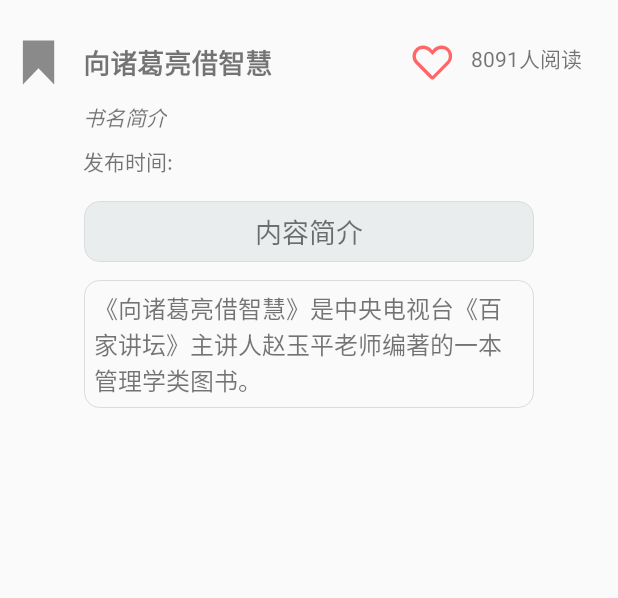
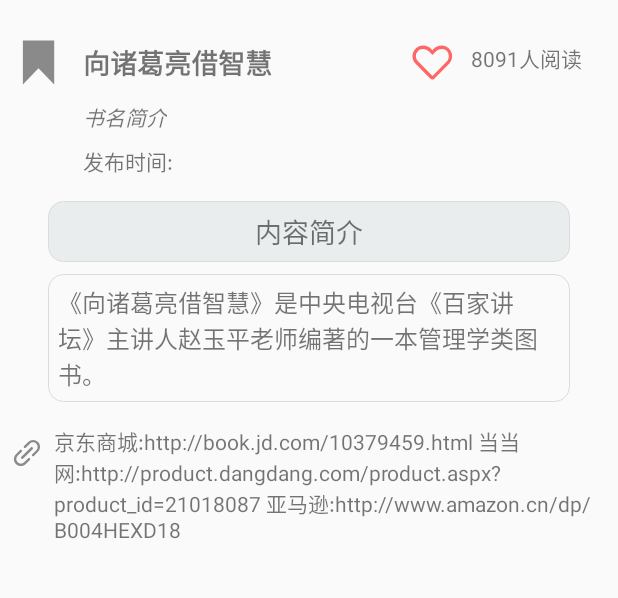
Before and after one commit to shuqian1/BookRecommendation, an Android app: the layout details_fragment.xml on its own in the app's theme, with its tools: preview values and no code run, on a phone screen of 412 x 824 dp, the part 312-910 px from its top. Run offline under Robolectric (Android 15) with nearby library versions, the phone set to English and light mode, and no system bars; network calls fail.

Commit message:
modify layout

```diff
--- a/app/src/main/res/layout/book_item.xml
+++ b/app/src/main/res/layout/book_item.xml
@@ -39,12 +39,15 @@
 
         <TextView
             android:id="@+id/textView2"
-            android:layout_width="280dp"
+            android:layout_width="0dp"
             android:layout_height="wrap_content"
             android:layout_marginTop="8dp"
+            android:layout_marginEnd="24dp"
+            android:layout_marginRight="24dp"
             android:ellipsize="start"
             android:text="@{book.tags}"
             android:textStyle="italic"
+            app:layout_constraintEnd_toEndOf="parent"
             app:layout_constraintStart_toStartOf="@+id/textView"
             app:layout_constraintTop_toBottomOf="@+id/textView"
             tools:text="tags" />
--- a/app/src/main/res/layout/details_fragment.xml
+++ b/app/src/main/res/layout/details_fragment.xml
@@ -5,6 +5,7 @@
 
 
     <data>
+
         <variable
             name="bookDetail"
             type="com.thoughworks.bookrecommendation.viewmodel.BookListViewModel" />
@@ -18,7 +19,7 @@
         <androidx.constraintlayout.widget.ConstraintLayout
             android:id="@+id/detail"
             android:layout_width="match_parent"
-        android:layout_height="wrap_content">
+            android:layout_height="match_parent">
 
             <ImageView
                 android:id="@+id/book_img"
@@ -26,11 +27,11 @@
                 android:layout_height="200dp"
                 android:layout_marginTop="8dp"
                 android:contentDescription="@string/book_img"
-            app:remote="@{bookDetail.bookDetailLiveData.img}"
                 app:layout_constraintEnd_toEndOf="parent"
                 app:layout_constraintHorizontal_bias="0.5"
                 app:layout_constraintStart_toStartOf="parent"
                 app:layout_constraintTop_toTopOf="parent"
+                app:remote="@{bookDetail.bookDetailLiveData.img}"
                 app:srcCompat="@drawable/ic_launcher_foreground" />
 
             <TextView
@@ -39,9 +40,9 @@
                 android:layout_height="wrap_content"
                 android:layout_marginStart="12dp"
                 android:layout_marginLeft="12dp"
+                android:text="@{bookDetail.bookDetailLiveData.title}"
                 android:textSize="18sp"
                 android:textStyle="bold"
-            android:text="@{bookDetail.bookDetailLiveData.title}"
                 app:layout_constraintBottom_toBottomOf="@+id/title_icon"
                 app:layout_constraintStart_toEndOf="@+id/title_icon"
                 app:layout_constraintTop_toTopOf="@+id/title_icon"
@@ -52,8 +53,8 @@
                 android:layout_width="wrap_content"
                 android:layout_height="wrap_content"
                 android:layout_marginTop="8dp"
+                android:text="@{bookDetail.bookDetailLiveData.sub1}"
                 android:textStyle="italic"
-            android:text="@{bookDetail.bookDetailLiveData.sub1}"
                 app:layout_constraintStart_toStartOf="@+id/title"
                 app:layout_constraintTop_toBottomOf="@+id/title_icon"
                 tools:text="书名简介" />
@@ -65,10 +66,10 @@
                 android:layout_marginStart="8dp"
                 android:layout_marginLeft="8dp"
                 android:layout_marginTop="24dp"
+                android:contentDescription="@string/book_title_icon"
                 app:layout_constraintStart_toStartOf="parent"
                 app:layout_constraintTop_toBottomOf="@+id/book_img"
-            app:srcCompat="@drawable/ic_medal_name"
-            android:contentDescription="@string/book_title_icon" />
+                app:srcCompat="@drawable/ic_medal_name" />
 
             <TextView
                 android:id="@+id/bytime_text"
@@ -78,6 +79,7 @@
                 android:text="@string/bytime"
                 app:layout_constraintStart_toStartOf="@+id/sub1"
                 app:layout_constraintTop_toBottomOf="@+id/sub1" />
+
             <TextView
                 android:id="@+id/bytime"
                 android:layout_width="wrap_content"
@@ -87,16 +89,17 @@
                 android:text="@{bookDetail.bookDetailLiveData.bytime}"
                 app:layout_constraintStart_toEndOf="@+id/bytime_text"
                 app:layout_constraintTop_toTopOf="@+id/bytime_text" />
+
             <ImageView
                 android:id="@+id/like_icon"
                 android:layout_width="35dp"
                 android:layout_height="35dp"
                 android:layout_marginEnd="8dp"
                 android:layout_marginRight="8dp"
+                android:contentDescription="@string/like_icon"
                 app:layout_constraintEnd_toStartOf="@+id/reading"
                 app:layout_constraintTop_toTopOf="@+id/title_icon"
-            app:srcCompat="@drawable/ic_like"
-            android:contentDescription="@string/like_icon" />
+                app:srcCompat="@drawable/ic_like" />
 
             <TextView
                 android:id="@+id/reading"
@@ -111,9 +114,13 @@
 
             <TextView
                 android:id="@+id/description"
-            android:layout_width="300dp"
+                android:layout_width="0dp"
                 android:layout_height="wrap_content"
+                android:layout_marginStart="32dp"
+                android:layout_marginLeft="32dp"
                 android:layout_marginTop="16dp"
+                android:layout_marginEnd="32dp"
+                android:layout_marginRight="32dp"
                 android:background="@drawable/description_background"
                 android:gravity="center"
                 android:text="@string/description"
@@ -125,46 +132,49 @@
 
             <TextView
                 android:id="@+id/sub2"
-            android:layout_width="300dp"
+                android:layout_width="0dp"
                 android:layout_height="wrap_content"
-            android:layout_marginTop="12dp"
-            android:layout_marginBottom="8dp"
+                android:layout_marginStart="32dp"
+                android:layout_marginLeft="32dp"
+                android:layout_marginTop="8dp"
+                android:layout_marginEnd="32dp"
+                android:layout_marginRight="32dp"
                 android:background="@drawable/sub2_background"
                 android:text="@{bookDetail.bookDetailLiveData.sub2}"
                 android:textSize="16sp"
-            app:layout_constraintBottom_toBottomOf="parent"
                 app:layout_constraintEnd_toEndOf="parent"
                 app:layout_constraintStart_toStartOf="parent"
                 app:layout_constraintTop_toBottomOf="@+id/description"
                 tools:text="《向诸葛亮借智慧》是中央电视台《百家讲坛》主讲人赵玉平老师编著的一本管理学类图书。" />
 
 
+            <ImageView
+                android:id="@+id/link_icon"
+                android:layout_width="20dp"
+                android:layout_height="20dp"
+                android:layout_marginTop="24dp"
+                android:contentDescription="@string/link_icon"
+                app:layout_constraintStart_toStartOf="@+id/title_icon"
+                app:layout_constraintTop_toBottomOf="@+id/sub2"
+                app:srcCompat="@drawable/ic_insert_link" />
 
-        <!--        <ImageView-->
-<!--            android:id="@+id/link_icon"-->
-<!--            android:layout_width="20dp"-->
-<!--            android:layout_height="20dp"-->
-<!--            android:layout_marginTop="24dp"-->
-<!--            app:layout_constraintStart_toStartOf="@+id/title_icon"-->
-<!--            app:layout_constraintTop_toBottomOf="@+id/sub2"-->
-<!--            app:srcCompat="@drawable/ic_insert_link"-->
-<!--            android:contentDescription="@string/link_icon" />-->
-
-<!--        <TextView-->
-<!--            android:id="@+id/online"-->
-<!--            android:layout_width="wrap_content"-->
-<!--            android:layout_height="wrap_content"-->
-<!--            android:layout_marginStart="12dp"-->
-<!--            android:layout_marginLeft="12dp"-->
-<!--            android:layout_marginTop="24dp"-->
-<!--            android:layout_marginEnd="16dp"-->
-<!--            android:layout_marginRight="16dp"-->
-<!--            android:text="@{bookDetail.bookDetailLiveData.online}"-->
-<!--            app:layout_constraintBottom_toBottomOf="@+id/link_icon"-->
-<!--            app:layout_constraintEnd_toEndOf="parent"-->
-<!--            app:layout_constraintStart_toEndOf="@+id/link_icon"-->
-<!--            app:layout_constraintTop_toBottomOf="@+id/sub2"-->
-<!--            tools:text="http://book.jd.com/10483893.html" />-->
+            <TextView
+                android:id="@+id/online"
+                android:layout_width="0dp"
+                android:layout_height="wrap_content"
+                android:layout_marginStart="8dp"
+                android:layout_marginLeft="8dp"
+                android:layout_marginTop="16dp"
+                android:layout_marginEnd="16dp"
+                android:layout_marginRight="16dp"
+                android:layout_marginBottom="8dp"
+                android:text="@{bookDetail.bookDetailLiveData.online}"
+                app:layout_constraintBottom_toBottomOf="parent"
+                app:layout_constraintEnd_toEndOf="parent"
+                app:layout_constraintHorizontal_bias="0.0"
+                app:layout_constraintStart_toEndOf="@+id/link_icon"
+                app:layout_constraintTop_toBottomOf="@+id/sub2"
+                tools:text="京东商城:http:\/\/book.jd.com\/10379459.html 当当网:http:\/\/product.dangdang.com\/product.aspx?product_id=21018087 亚马逊:http:\/\/www.amazon.cn\/dp\/B004HEXD18" />
 
         </androidx.constraintlayout.widget.ConstraintLayout>
     </ScrollView>
```
Lines whose indentation alone changed are shown as unchanged.
